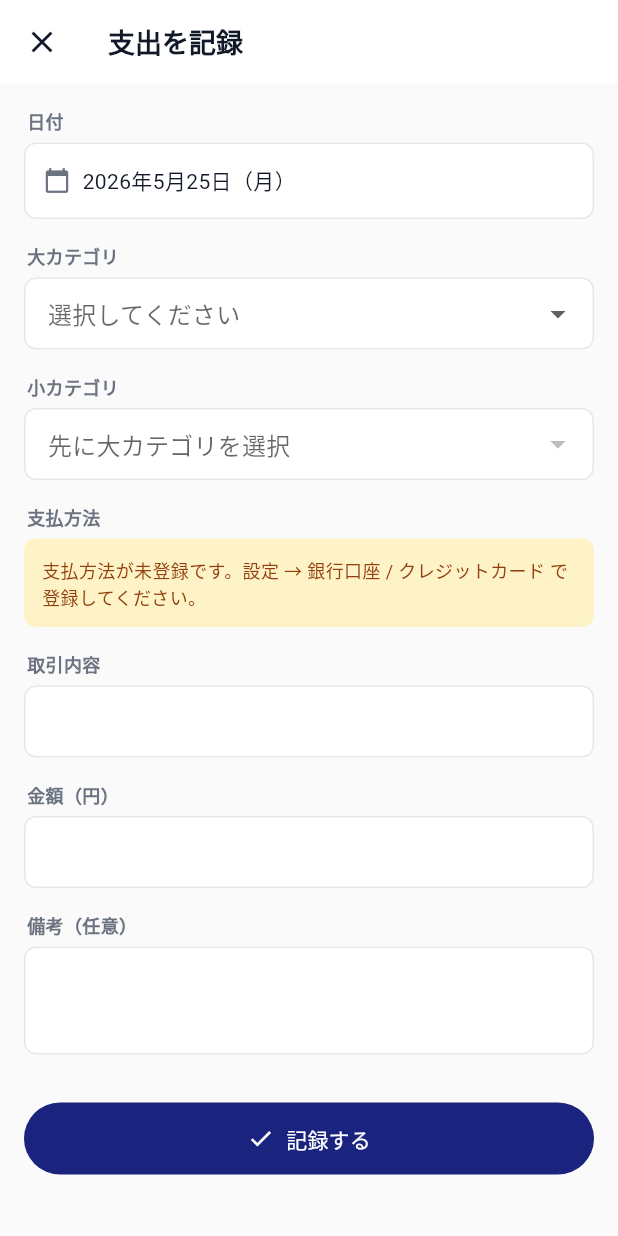
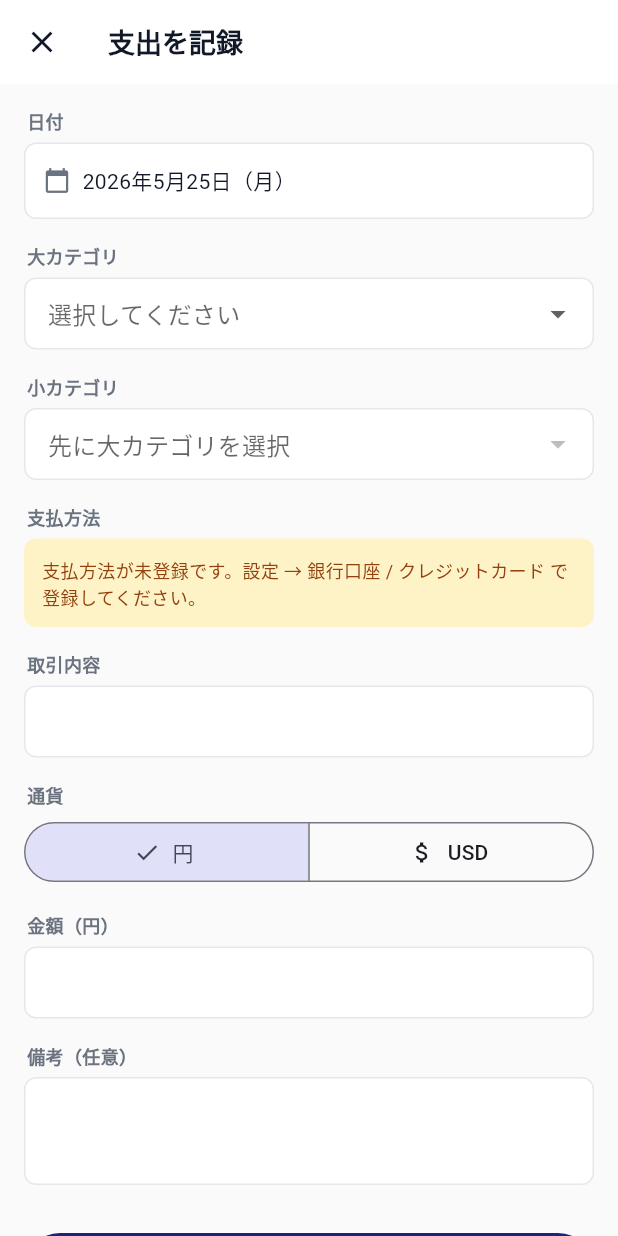
Before and after one commit to fffuttta-design/finance-apps, a Flutter app: the ExpenseInputScreen screen opened directly, on a phone screen of 412 x 824 dp. Run offline on Flutter 3.47's test engine with Material 3 defaults, Android fonts, the phone set to English and light mode, and no system bars; our stand-ins replace firebase_core, shared_preferences; accounts and stored records are empty.

Commit message:
feat(futa): 支出タブ追加 + USD/円併記対応 + ホーム整理
① USD/円併記対応
- Transactionに originalCurrency / originalAmount フィールド追加
  - amount は常に円換算値（集計・表示は円ベースで統一）
  - originalCurrency='USD', originalAmount=94.78 のように原文保持
  - JSON シリアライズ更新
- ExpenseInputScreen に通貨切替 SegmentedButton(円/USD)を追加
  - USD選択時: USD金額入力 + 概算円金額の両方入力（自動換算はせず手動）
  - 円選択時: 従来通り円のみ
- 支出タブで USD取引には $94.78 が小さく併記表示

② 支出タブ実装
- 下部ナビに「支出」を追加（receipt_long アイコン、5タブ構成）
- 月送り(prev/nextボタン)、月計サマリ(件数+合計支出)
- 年間払い契約カードをホーム→支出タブに移管
- AnnualContractsCard 自体は流用

③ カテゴリ別一覧
- 大カテゴリごとに ExpansionTile で折りたたみ
- カテゴリ合計の降順、各取引も金額降順ソート
- 各セクション: 合計金額・件数表示、展開で取引行詳細
- 取引行: 日付/内容/小カテゴリ/支払方法/金額(+USD併記)

④ ホーム整理
- AnnualContractsCard / RecentTransactionsCard をホームから削除
- ホームは資金フローカードのみのシンプル構成
- RecentTransactionsCard ファイルは未使用化（削除はユーザー確認後）

version: 1.0.10+11 → 1.0.11+12

Co-Authored-By: Claude Opus 4.7 (1M context) <noreply@anthropic.com>

```diff
--- a/apps/futa_finance/lib/screens/expense_input_screen.dart
+++ b/apps/futa_finance/lib/screens/expense_input_screen.dart
@@ -26,9 +26,13 @@ class _ExpenseInputScreenState extends State<ExpenseInputScreen> {
   String? _subCategory;
   String? _paymentMethod;
   final _descCtrl = TextEditingController();
-  final _amountCtrl = TextEditingController();
+  final _amountCtrl = TextEditingController(); // 円金額（USD時はここに概算円）
+  final _usdAmountCtrl = TextEditingController(); // USD金額
   final _memoCtrl = TextEditingController();
   bool _saving = false;
+
+  /// 入力通貨。'JPY' or 'USD'。
+  String _currency = 'JPY';
 
   @override
   void initState() {
@@ -40,6 +44,7 @@ class _ExpenseInputScreenState extends State<ExpenseInputScreen> {
   void dispose() {
     _descCtrl.dispose();
     _amountCtrl.dispose();
+    _usdAmountCtrl.dispose();
     _memoCtrl.dispose();
     super.dispose();
   }
@@ -145,6 +150,18 @@ class _ExpenseInputScreenState extends State<ExpenseInputScreen> {
       return;
     }
 
+    // USDなら USD金額バリデーション
+    double? usdAmount;
+    if (_currency == 'USD') {
+      usdAmount = double.tryParse(_usdAmountCtrl.text.trim());
+      if (usdAmount == null || usdAmount <= 0) {
+        ScaffoldMessenger.of(context).showSnackBar(
+          const SnackBar(content: Text('USD金額は0より大きい数値で入力してください')),
+        );
+        return;
+      }
+    }
+
     setState(() => _saving = true);
     final tx = core.Transaction(
       id: DateTime.now().microsecondsSinceEpoch.toString(),
@@ -156,6 +173,8 @@ class _ExpenseInputScreenState extends State<ExpenseInputScreen> {
       description: _descCtrl.text.trim(),
       amount: amount,
       memo: _memoCtrl.text.trim().isEmpty ? null : _memoCtrl.text.trim(),
+      originalCurrency: _currency == 'USD' ? 'USD' : null,
+      originalAmount: usdAmount,
     );
     await TransactionRepository.instance.add(tx);
     if (!mounted) return;
@@ -288,8 +307,48 @@ class _ExpenseInputScreenState extends State<ExpenseInputScreen> {
               ),
               const SizedBox(height: 16),
 
-              // 金額
-              _label('金額（円）'),
+              // 通貨切替
+              _label('通貨'),
+              SegmentedButton<String>(
+                segments: const [
+                  ButtonSegment(
+                    value: 'JPY',
+                    label: Text('円'),
+                    icon: Icon(Icons.currency_yen),
+                  ),
+                  ButtonSegment(
+                    value: 'USD',
+                    label: Text('USD'),
+                    icon: Icon(Icons.attach_money),
+                  ),
+                ],
+                selected: {_currency},
+                onSelectionChanged: (s) =>
+                    setState(() => _currency = s.first),
+              ),
+              const SizedBox(height: 16),
+
+              if (_currency == 'USD') ...[
+                _label('USD金額（\$）'),
+                TextFormField(
+                  controller: _usdAmountCtrl,
+                  keyboardType: const TextInputType.numberWithOptions(
+                      decimal: true),
+                  decoration: _inputDecoration(),
+                  style: const TextStyle(
+                      fontFamily: 'monospace', fontSize: 16),
+                  validator: (v) {
+                    if (_currency != 'USD') return null;
+                    if (v == null || v.trim().isEmpty) return '入力してください';
+                    if (double.tryParse(v.trim()) == null) return '数値で入力';
+                    return null;
+                  },
+                ),
+                const SizedBox(height: 16),
+                _label('概算金額（円）— 集計に使われる値'),
+              ] else ...[
+                _label('金額（円）'),
+              ],
               TextFormField(
                 controller: _amountCtrl,
                 keyboardType: TextInputType.number,
--- a/apps/futa_finance/pubspec.yaml
+++ b/apps/futa_finance/pubspec.yaml
@@ -17,7 +17,7 @@ resolution: workspace
 # https://developer.apple.com/library/archive/documentation/General/Reference/InfoPlistKeyReference/Articles/CoreFoundationKeys.html
 # In Windows, build-name is used as the major, minor, and patch parts
 # of the product and file versions while build-number is used as the build suffix.
-version: 1.0.10+11
+version: 1.0.11+12
 
 environment:
   sdk: ^3.11.4
--- a/packages/finance_core/lib/src/models/transaction.dart
+++ b/packages/finance_core/lib/src/models/transaction.dart
@@ -40,6 +40,13 @@ class Transaction {
   /// この取引が紐づく収入マスタID（収入時のみ）。
   final String? incomeSourceId;
 
+  /// 元通貨コード（例: "USD"）。null なら JPY。
+  final String? originalCurrency;
+
+  /// 元通貨での金額（例: 94.78 USD）。null なら JPY のみ。
+  /// amount フィールド側には常に円換算値を入れる。
+  final double? originalAmount;
+
   const Transaction({
     required this.id,
     required this.date,
@@ -51,6 +58,8 @@ class Transaction {
     this.receiptUrl,
     this.memo,
     this.incomeSourceId,
+    this.originalCurrency,
+    this.originalAmount,
   });
 
   Map<String, dynamic> toJson() => {
@@ -65,6 +74,8 @@ class Transaction {
         'receiptUrl': receiptUrl,
         'memo': memo,
         'incomeSourceId': incomeSourceId,
+        'originalCurrency': originalCurrency,
+        'originalAmount': originalAmount,
       };
 
   factory Transaction.fromJson(Map<String, dynamic> j) => Transaction(
@@ -84,6 +95,8 @@ class Transaction {
         receiptUrl: j['receiptUrl'] as String?,
         memo: j['memo'] as String?,
         incomeSourceId: j['incomeSourceId'] as String?,
+        originalCurrency: j['originalCurrency'] as String?,
+        originalAmount: (j['originalAmount'] as num?)?.toDouble(),
       );
 
   Transaction copyWith({
@@ -96,6 +109,8 @@ class Transaction {
     String? receiptUrl,
     String? memo,
     String? incomeSourceId,
+    String? originalCurrency,
+    double? originalAmount,
   }) =>
       Transaction(
         id: id,
@@ -108,5 +123,7 @@ class Transaction {
         receiptUrl: receiptUrl ?? this.receiptUrl,
         memo: memo ?? this.memo,
         incomeSourceId: incomeSourceId ?? this.incomeSourceId,
+        originalCurrency: originalCurrency ?? this.originalCurrency,
+        originalAmount: originalAmount ?? this.originalAmount,
       );
 }
```
Also changed, not shown: apps/futa_finance/lib/screens/expenses_screen.dart (added, +296 -0 lines), apps/futa_finance/lib/screens/home_screen.dart (+1 -12 lines), apps/futa_finance/lib/screens/root_screen.dart (+9 -1 lines).
